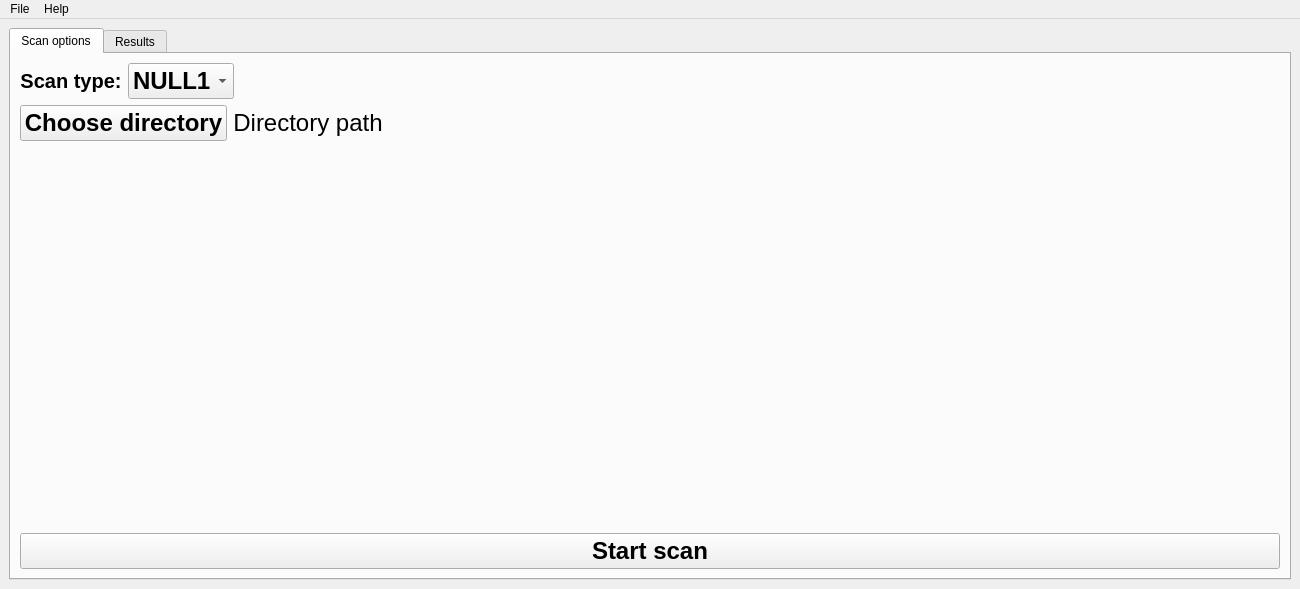
Qt form src/view/main_window.ui (adam-choragwicki/DuplicateFileFinder_Qt_Cplusplus) before a commit.
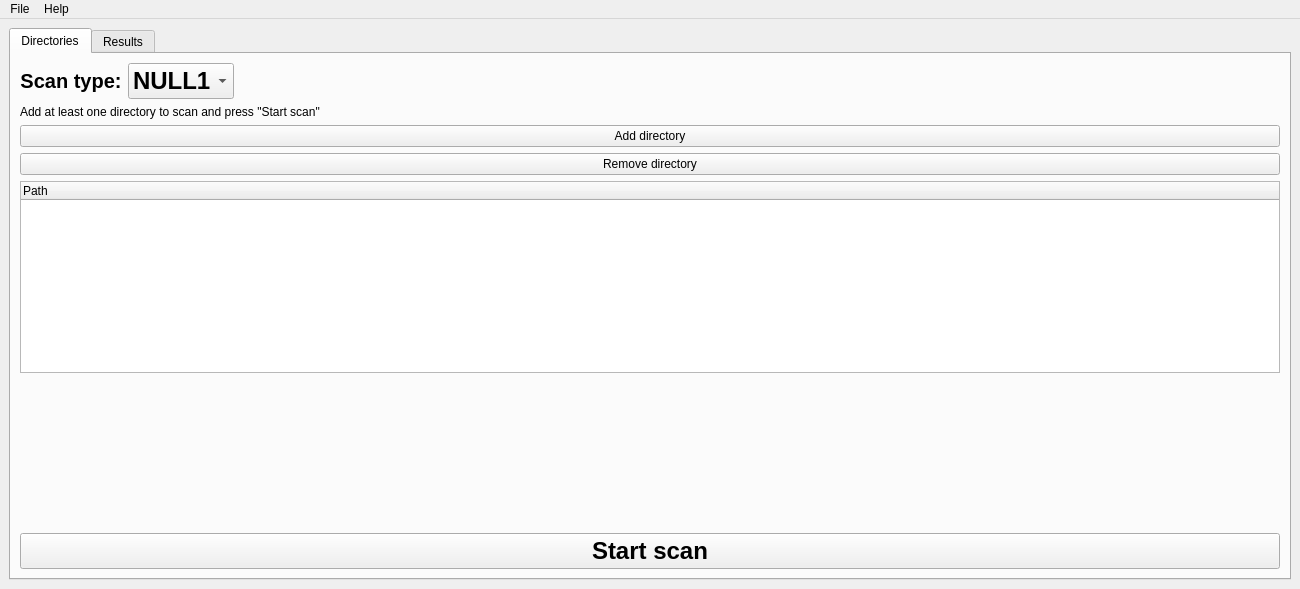
The same form after that commit. Custom widgets are drawn as their Qt base class.

Commit message: Add option of choosing multiple root directories to scan

Diff of the .ui file:
```diff
--- a/src/view/main_window.ui
+++ b/src/view/main_window.ui
@@ -28,7 +28,7 @@
       </property>
       <widget class="QWidget" name="directoriesTab">
        <attribute name="title">
-        <string>Scan options</string>
+        <string>Directories</string>
        </attribute>
        <layout class="QVBoxLayout" name="verticalLayout_3">
         <item>
@@ -105,49 +105,34 @@
            </layout>
           </item>
           <item>
-           <layout class="QHBoxLayout" name="horizontalLayout">
-            <item>
-             <widget class="QPushButton" name="chooseDirectory_PushButton">
-              <property name="font">
-               <font>
-                <pointsize>18</pointsize>
-                <bold>true</bold>
-               </font>
-              </property>
+           <widget class="QLabel" name="instructionLabel">
               <property name="text">
-               <string>Choose directory</string>
+             <string>Add at least one directory to scan and press &quot;Start scan&quot;</string>
               </property>
              </widget>
             </item>
             <item>
-             <widget class="QLabel" name="directoryPath_Label">
-              <property name="font">
-               <font>
-                <pointsize>18</pointsize>
-               </font>
-              </property>
+           <widget class="QPushButton" name="addDirectory_PushButton">
               <property name="text">
-               <string>Directory path</string>
-              </property>
-              <property name="alignment">
-               <set>Qt::AlignmentFlag::AlignCenter</set>
-              </property>
+             <string>Add directory</string>
+            </property>
              </widget>
             </item>
             <item>
-             <spacer name="horizontalSpacer_2">
-              <property name="orientation">
-               <enum>Qt::Orientation::Horizontal</enum>
-              </property>
-              <property name="sizeHint" stdset="0">
-               <size>
-                <width>40</width>
-                <height>20</height>
-               </size>
-              </property>
-             </spacer>
-            </item>
-           </layout>
+           <widget class="QPushButton" name="removeDirectory_PushButton">
+            <property name="text">
+             <string>Remove directory</string>
+            </property>
+           </widget>
+          </item>
+          <item>
+           <widget class="QTreeWidget" name="directories_TreeWidget">
+            <column>
+             <property name="text">
+              <string>Path</string>
+             </property>
+            </column>
+           </widget>
           </item>
           <item>
            <spacer name="verticalSpacer">
```
Lines whose indentation alone changed are shown as unchanged. The commit also changes 15 other files.
